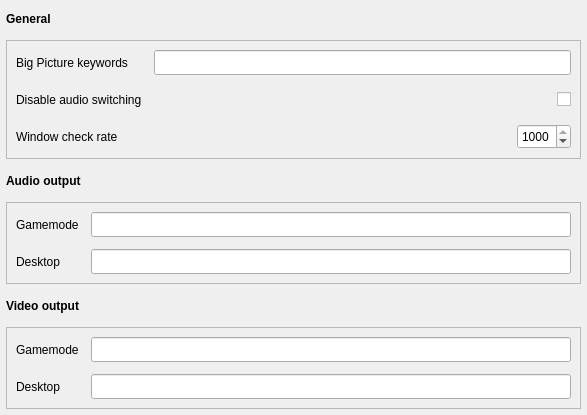
The window that src/ui/design.ui (Odizinne/BigpictureTV-Linux) describes before a commit, drawn with Qt 5.
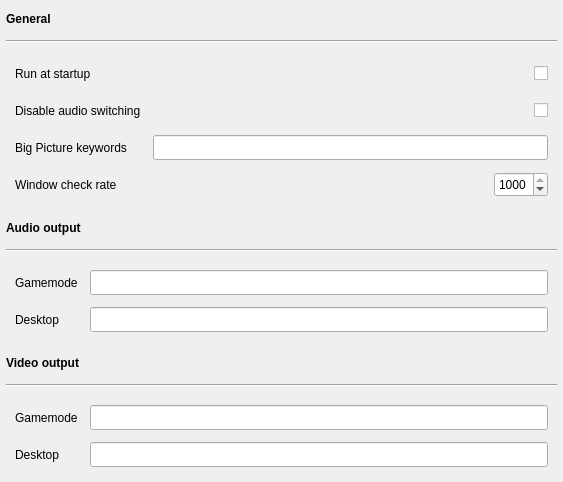
The same window after the commit.

Commit message: added startup shortcut, tray icon, colored icons for modes, refactored loop, redesigned ui

What changed in the file:
```diff
--- a/src/ui/design.ui
+++ b/src/ui/design.ui
@@ -6,8 +6,8 @@
    <rect>
     <x>0</x>
     <y>0</y>
-    <width>587</width>
-    <height>415</height>
+    <width>563</width>
+    <height>482</height>
    </rect>
   </property>
   <property name="sizePolicy">
@@ -58,164 +58,6 @@
      <number>9</number>
     </property>
     <item row="3" column="0">
-     <widget class="QFrame" name="gridFrame_2">
-      <property name="autoFillBackground">
-       <bool>false</bool>
-      </property>
-      <property name="frameShape">
-       <enum>QFrame::Shape::StyledPanel</enum>
-      </property>
-      <property name="frameShadow">
-       <enum>QFrame::Shadow::Raised</enum>
-      </property>
-      <property name="lineWidth">
-       <number>5</number>
-      </property>
-      <layout class="QGridLayout" name="gridLayout_3">
-       <property name="leftMargin">
-        <number>9</number>
-       </property>
-       <property name="topMargin">
-        <number>9</number>
-       </property>
-       <property name="rightMargin">
-        <number>9</number>
-       </property>
-       <property name="bottomMargin">
-        <number>9</number>
-       </property>
-       <property name="spacing">
-        <number>12</number>
-       </property>
-       <item row="1" column="0">
-        <widget class="QLabel" name="gamemodeAudioLabel">
-         <property name="minimumSize">
-          <size>
-           <width>0</width>
-           <height>25</height>
-          </size>
-         </property>
-         <property name="text">
-          <string>Gamemode</string>
-         </property>
-        </widget>
-       </item>
-       <item row="1" column="1">
-        <widget class="QLineEdit" name="gamemodeAudio">
-         <property name="minimumSize">
-          <size>
-           <width>0</width>
-           <height>25</height>
-          </size>
-         </property>
-        </widget>
-       </item>
-       <item row="2" column="1">
-        <widget class="QLineEdit" name="desktopAudio">
-         <property name="minimumSize">
-          <size>
-           <width>0</width>
-           <height>25</height>
-          </size>
-         </property>
-        </widget>
-       </item>
-       <item row="2" column="0">
-        <widget class="QLabel" name="desktopAudioLabel">
-         <property name="minimumSize">
-          <size>
-           <width>0</width>
-           <height>25</height>
-          </size>
-         </property>
-         <property name="text">
-          <string>Desktop</string>
-         </property>
-        </widget>
-       </item>
-      </layout>
-     </widget>
-    </item>
-    <item row="5" column="0">
-     <widget class="QFrame" name="gridFrame_3">
-      <property name="autoFillBackground">
-       <bool>false</bool>
-      </property>
-      <property name="frameShape">
-       <enum>QFrame::Shape::StyledPanel</enum>
-      </property>
-      <property name="frameShadow">
-       <enum>QFrame::Shadow::Raised</enum>
-      </property>
-      <property name="lineWidth">
-       <number>5</number>
-      </property>
-      <layout class="QGridLayout" name="gridLayout_4">
-       <property name="leftMargin">
-        <number>9</number>
-       </property>
-       <property name="topMargin">
-        <number>9</number>
-       </property>
-       <property name="rightMargin">
-        <number>9</number>
-       </property>
-       <property name="bottomMargin">
-        <number>9</number>
-       </property>
-       <property name="spacing">
-        <number>12</number>
-       </property>
-       <item row="0" column="0">
-        <widget class="QLabel" name="label_4">
-         <property name="minimumSize">
-          <size>
-           <width>0</width>
-           <height>25</height>
-          </size>
-         </property>
-         <property name="text">
-          <string>Gamemode</string>
-         </property>
-        </widget>
-       </item>
-       <item row="0" column="1">
-        <widget class="QLineEdit" name="gamemodeAdapter">
-         <property name="minimumSize">
-          <size>
-           <width>0</width>
-           <height>25</height>
-          </size>
-         </property>
-        </widget>
-       </item>
-       <item row="1" column="0">
-        <widget class="QLabel" name="label_3">
-         <property name="minimumSize">
-          <size>
-           <width>0</width>
-           <height>25</height>
-          </size>
-         </property>
-         <property name="text">
-          <string>Desktop</string>
-         </property>
-        </widget>
-       </item>
-       <item row="1" column="1">
-        <widget class="QLineEdit" name="desktopAdapter">
-         <property name="minimumSize">
-          <size>
-           <width>0</width>
-           <height>25</height>
-          </size>
-         </property>
-        </widget>
-       </item>
-      </layout>
-     </widget>
-    </item>
-    <item row="2" column="0">
      <widget class="QLabel" name="label_9">
       <property name="minimumSize">
        <size>
@@ -233,37 +75,19 @@
       </property>
      </widget>
     </item>
-    <item row="4" column="0">
-     <widget class="QLabel" name="label_10">
-      <property name="minimumSize">
-       <size>
-        <width>0</width>
-        <height>25</height>
-       </size>
-      </property>
-      <property name="font">
-       <font>
-        <bold>true</bold>
-       </font>
-      </property>
-      <property name="text">
-       <string>Video output</string>
-      </property>
-     </widget>
-    </item>
-    <item row="1" column="0">
+    <item row="2" column="0">
      <widget class="QFrame" name="gridFrame">
       <property name="autoFillBackground">
        <bool>false</bool>
       </property>
       <property name="frameShape">
-       <enum>QFrame::Shape::StyledPanel</enum>
+       <enum>QFrame::Shape::NoFrame</enum>
       </property>
       <property name="frameShadow">
-       <enum>QFrame::Shadow::Raised</enum>
+       <enum>QFrame::Shadow::Plain</enum>
       </property>
       <property name="lineWidth">
-       <number>5</number>
+       <number>1</number>
       </property>
       <layout class="QGridLayout" name="gridLayout">
        <property name="leftMargin">
@@ -281,7 +105,7 @@
        <property name="spacing">
         <number>12</number>
        </property>
-       <item row="1" column="0">
+       <item row="4" column="0">
         <widget class="QLabel" name="label_7">
          <property name="minimumSize">
           <size>
@@ -294,7 +118,49 @@
          </property>
         </widget>
        </item>
-       <item row="1" column="1" colspan="2">
+       <item row="6" column="1">
+        <spacer name="horizontalSpacer">
+         <property name="orientation">
+          <enum>Qt::Orientation::Horizontal</enum>
+         </property>
+         <property name="sizeHint" stdset="0">
+          <size>
+           <width>40</width>
+           <height>20</height>
+          </size>
+         </property>
+        </spacer>
+       </item>
+       <item row="6" column="0">
+        <widget class="QLabel" name="label_5">
+         <property name="minimumSize">
+          <size>
+           <width>0</width>
+           <height>25</height>
+          </size>
+         </property>
+         <property name="text">
+          <string>Window check rate</string>
+         </property>
+        </widget>
+       </item>
+       <item row="2" column="1" colspan="2">
+        <widget class="QCheckBox" name="disableAudiobox">
+         <property name="minimumSize">
+          <size>
+           <width>0</width>
+           <height>25</height>
+          </size>
+         </property>
+         <property name="layoutDirection">
+          <enum>Qt::LayoutDirection::RightToLeft</enum>
+         </property>
+         <property name="text">
+          <string/>
+         </property>
+        </widget>
+       </item>
+       <item row="4" column="1" colspan="2">
         <widget class="QLineEdit" name="bigPictureKeywords">
          <property name="minimumSize">
           <size>
@@ -304,7 +170,7 @@
          </property>
         </widget>
        </item>
-       <item row="3" column="2">
+       <item row="6" column="2">
         <widget class="QSpinBox" name="checkRate">
          <property name="sizePolicy">
           <sizepolicy hsizetype="Maximum" vsizetype="Fixed">
@@ -332,48 +198,6 @@
          </property>
         </widget>
        </item>
-       <item row="3" column="0">
-        <widget class="QLabel" name="label_5">
-         <property name="minimumSize">
-          <size>
-           <width>0</width>
-           <height>25</height>
-          </size>
-         </property>
-         <property name="text">
-          <string>Window check rate</string>
-         </property>
-        </widget>
-       </item>
-       <item row="2" column="1" colspan="2">
-        <widget class="QCheckBox" name="disableAudiobox">
-         <property name="minimumSize">
-          <size>
-           <width>0</width>
-           <height>25</height>
-          </size>
-         </property>
-         <property name="layoutDirection">
-          <enum>Qt::LayoutDirection::RightToLeft</enum>
-         </property>
-         <property name="text">
-          <string/>
-         </property>
-        </widget>
-       </item>
-       <item row="3" column="1">
-        <spacer name="horizontalSpacer">
-         <property name="orientation">
-          <enum>Qt::Orientation::Horizontal</enum>
-         </property>
-         <property name="sizeHint" stdset="0">
-          <size>
-           <width>40</width>
-           <height>20</height>
-          </size>
-         </property>
-        </spacer>
-       </item>
        <item row="2" column="0">
         <widget class="QLabel" name="label_6">
          <property name="minimumSize">
@@ -387,9 +211,57 @@
          </property>
         </widget>
        </item>
+       <item row="1" column="0">
+        <widget class="QLabel" name="label">
+         <property name="minimumSize">
+          <size>
+           <width>0</width>
+           <height>25</height>
+          </size>
+         </property>
+         <property name="text">
+          <string>Run at startup</string>
+         </property>
+        </widget>
+       </item>
+       <item row="1" column="1" colspan="2">
+        <widget class="QCheckBox" name="startupBox">
+         <property name="minimumSize">
+          <size>
+           <width>0</width>
+           <height>25</height>
+          </size>
+         </property>
+         <property name="layoutDirection">
+          <enum>Qt::LayoutDirection::RightToLeft</enum>
+         </property>
+         <property name="text">
+          <string/>
+         </property>
+        </widget>
+       </item>
       </layout>
      </widget>
     </item>
+    <item row="4" column="0">
+     <widget class="Line" name="line">
+      <property name="minimumSize">
+       <size>
+        <width>0</width>
+        <height>0</height>
+       </size>
+      </property>
+      <property name="frameShadow">
+       <enum>QFrame::Shadow::Sunken</enum>
+      </property>
+      <property name="lineWidth">
+       <number>1</number>
+      </property>
+      <property name="orientation">
+       <enum>Qt::Orientation::Horizontal</enum>
+      </property>
+     </widget>
+    </item>
     <item row="0" column="0">
      <widget class="QLabel" name="label_8">
       <property name="minimumSize">
@@ -408,6 +280,196 @@
       </property>
      </widget>
     </item>
+    <item row="1" column="0">
+     <widget class="Line" name="line_2">
+      <property name="orientation">
+       <enum>Qt::Orientation::Horizontal</enum>
+      </property>
+     </widget>
+    </item>
+    <item row="6" column="0">
+     <widget class="QLabel" name="label_10">
+      <property name="minimumSize">
+       <size>
+        <width>0</width>
+        <height>25</height>
+       </size>
+      </property>
+      <property name="font">
+       <font>
+        <bold>true</bold>
+       </font>
+      </property>
+      <property name="text">
+       <string>Video output</string>
+      </property>
+     </widget>
+    </item>
+    <item row="8" column="0">
+     <widget class="QFrame" name="gridFrame_3">
+      <property name="autoFillBackground">
+       <bool>false</bool>
+      </property>
+      <property name="frameShape">
+       <enum>QFrame::Shape::NoFrame</enum>
+      </property>
+      <property name="frameShadow">
+       <enum>QFrame::Shadow::Plain</enum>
+      </property>
+      <property name="lineWidth">
+       <number>1</number>
+      </property>
+      <layout class="QGridLayout" name="gridLayout_4">
+       <property name="leftMargin">
+        <number>9</number>
+       </property>
+       <property name="topMargin">
+        <number>9</number>
+       </property>
+       <property name="rightMargin">
+        <number>9</number>
+       </property>
+       <property name="bottomMargin">
+        <number>9</number>
+       </property>
+       <property name="spacing">
+        <number>12</number>
+       </property>
+       <item row="0" column="0">
+        <widget class="QLabel" name="label_4">
+         <property name="minimumSize">
+          <size>
+           <width>0</width>
+           <height>25</height>
+          </size>
+         </property>
+         <property name="text">
+          <string>Gamemode</string>
+         </property>
+        </widget>
+       </item>
+       <item row="0" column="1">
+        <widget class="QLineEdit" name="gamemodeAdapter">
+         <property name="minimumSize">
+          <size>
+           <width>0</width>
+           <height>25</height>
+          </size>
+         </property>
+        </widget>
+       </item>
+       <item row="1" column="0">
+        <widget class="QLabel" name="label_3">
+         <property name="minimumSize">
+          <size>
+           <width>0</width>
+           <height>25</height>
+          </size>
+         </property>
+         <property name="text">
+          <string>Desktop</string>
+         </property>
+        </widget>
+       </item>
+       <item row="1" column="1">
+        <widget class="QLineEdit" name="desktopAdapter">
+         <property name="minimumSize">
+          <size>
+           <width>0</width>
+           <height>25</height>
+          </size>
+         </property>
+        </widget>
+       </item>
+      </layout>
+     </widget>
+    </item>
+    <item row="5" column="0">
+     <widget class="QFrame" name="gridFrame_2">
+      <property name="autoFillBackground">
+       <bool>false</bool>
+      </property>
+      <property name="frameShape">
+       <enum>QFrame::Shape::NoFrame</enum>
+      </property>
+      <property name="lineWidth">
+       <number>1</number>
+      </property>
+      <layout class="QGridLayout" name="gridLayout_3">
+       <property name="leftMargin">
+        <number>9</number>
+       </property>
+       <property name="topMargin">
+        <number>9</number>
+       </property>
+       <property name="rightMargin">
+        <number>9</number>
+       </property>
+       <property name="bottomMargin">
+        <number>9</number>
+       </property>
+       <property name="spacing">
+        <number>12</number>
+       </property>
+       <item row="1" column="0">
+        <widget class="QLabel" name="gamemodeAudioLabel">
+         <property name="minimumSize">
+          <size>
+           <width>0</width>
+           <height>25</height>
+          </size>
+         </property>
+         <property name="text">
+          <string>Gamemode</string>
+         </property>
+        </widget>
+       </item>
+       <item row="1" column="1">
+        <widget class="QLineEdit" name="gamemodeAudio">
+         <property name="minimumSize">
+          <size>
+           <width>0</width>
+           <height>25</height>
+          </size>
+         </property>
+        </widget>
+       </item>
+       <item row="2" column="1">
+        <widget class="QLineEdit" name="desktopAudio">
+         <property name="minimumSize">
+          <size>
+           <width>0</width>
+           <height>25</height>
+          </size>
+         </property>
+        </widget>
+       </item>
+       <item row="2" column="0">
+        <widget class="QLabel" name="desktopAudioLabel">
+         <property name="minimumSize">
+          <size>
+           <width>0</width>
+           <height>25</height>
+          </size>
+         </property>
+         <property name="text">
+          <string>Desktop</string>
+         </property>
+        </widget>
+       </item>
+      </layout>
+     </widget>
+    </item>
+    <item row="7" column="0">
+     <widget class="Line" name="line_3">
+      <property name="frameShadow">
+       <enum>QFrame::Shadow::Sunken</enum>
+      </property>
+      <property name="orientation">
+       <enum>Qt::Orientation::Horizontal</enum>
+      </property>
+     </widget>
+    </item>
    </layout>
   </widget>
  </widget>
```
The commit also changes 3 other files.
